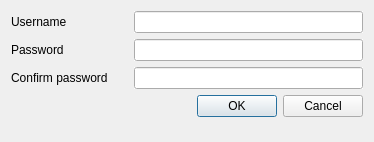
Old version of the form DesktopQT/createuser.ui in the repository AlesKas/BAK-UI.
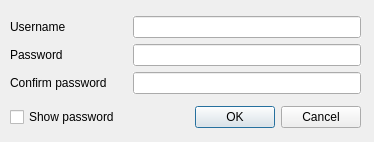
New version of the form.

Patch:
```diff
--- a/DesktopQT/createuser.ui
+++ b/DesktopQT/createuser.ui
@@ -19,10 +19,17 @@
   <property name="windowTitle">
    <string>Create User</string>
   </property>
-  <layout class="QFormLayout" name="formLayout">
-   <item row="0" column="0" colspan="2">
-    <layout class="QGridLayout" name="gridLayout">
-     <item row="0" column="0">
+  <widget class="QWidget" name="">
+   <property name="geometry">
+    <rect>
+     <x>10</x>
+     <y>10</y>
+     <width>351</width>
+     <height>126</height>
+    </rect>
+   </property>
+   <layout class="QVBoxLayout" name="verticalLayout_4">
+    <item>
       <layout class="QHBoxLayout" name="horizontalLayout_2">
        <item>
         <layout class="QHBoxLayout" name="horizontalLayout">
@@ -168,7 +175,16 @@
        </item>
       </layout>
      </item>
-     <item row="1" column="0">
+    <item>
+     <layout class="QHBoxLayout" name="horizontalLayout_3">
+      <item>
+       <widget class="QCheckBox" name="showPasswd">
+        <property name="text">
+         <string>Show password</string>
+        </property>
+       </widget>
+      </item>
+      <item>
       <widget class="QDialogButtonBox" name="buttonBox">
        <property name="autoFillBackground">
         <bool>true</bool>
@@ -181,6 +197,7 @@
     </layout>
    </item>
   </layout>
+  </widget>
  </widget>
  <resources/>
  <connections/>
```
Lines whose indentation alone changed are shown as unchanged.
